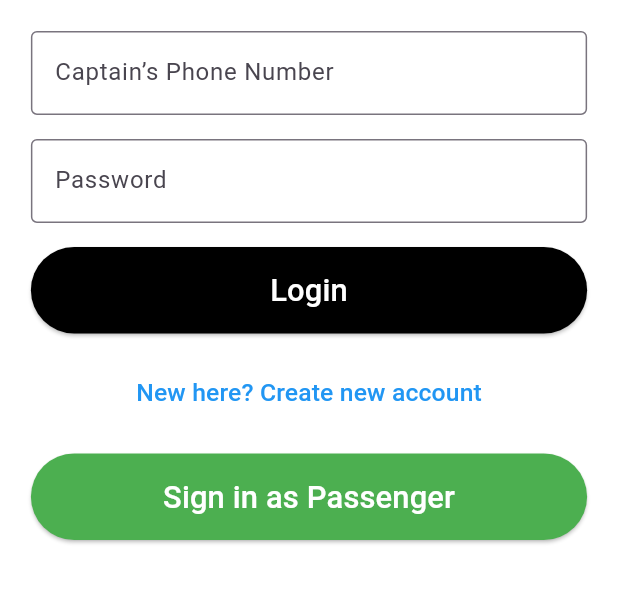
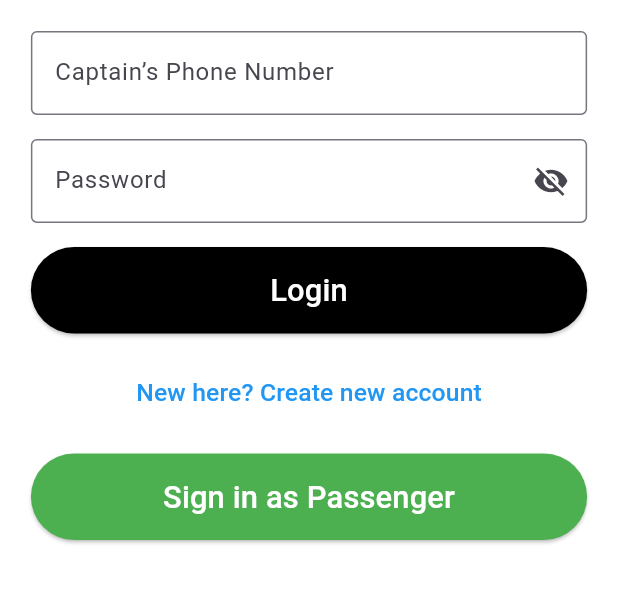
Before and after one commit to SupragyaBasnet/uber_project, a Flutter app: the CaptainLoginScreenView screen opened directly, on a phone screen of 412 x 824 dp, the part 84-687 px from its top. Run offline on Flutter 3.47's test engine with Material 3 defaults, Android fonts, the phone set to English and light mode, and no system bars.

Commit message:
captain_login

```diff
--- a/lib/view/captain/captain_login_screen_view.dart
+++ b/lib/view/captain/captain_login_screen_view.dart
@@ -3,9 +3,21 @@ import 'package:uber_project/view/captain/captain_dashboard_screen_view.dart';
 import '../user/login_screen_view.dart';
 import 'captain_signup_screen_view.dart'; // Import captain signup page
 
+class CaptainLoginScreenView extends StatefulWidget {
+  const CaptainLoginScreenView({super.key});
 
-class CaptainLoginScreenView extends StatelessWidget {
-  const CaptainLoginScreenView({super.key});
+  @override
+  _CaptainLoginScreenViewState createState() =>
+      _CaptainLoginScreenViewState();
+}
+
+class _CaptainLoginScreenViewState extends State<CaptainLoginScreenView> {
+  // Controllers for text fields
+  TextEditingController phoneController = TextEditingController();
+  TextEditingController passwordController = TextEditingController();
+
+  // Flag to toggle password visibility
+  bool _isPasswordVisible = false;
 
   @override
   Widget build(BuildContext context) {
@@ -17,7 +29,7 @@ class CaptainLoginScreenView extends StatelessWidget {
       appBar: AppBar(
         leading: IconButton(
           icon: const Icon(Icons.arrow_back),
-          onPressed: () => Navigator.pop(context),
+          onPressed: () => Navigator.pop(context), // Go back to the previous screen
         ),
         title: const Text('Uber'),
         backgroundColor: Colors.black,
@@ -26,26 +38,44 @@ class CaptainLoginScreenView extends StatelessWidget {
       backgroundColor: Colors.white,
       body: SafeArea(
         child: SingleChildScrollView(
-          padding: EdgeInsets.all(screenWidth * 0.05), // Dynamic padding based on screen width
+          padding: EdgeInsets.all(screenWidth * 0.05), // Dynamic padding based on screen size
           child: Column(
             crossAxisAlignment: CrossAxisAlignment.stretch,
             children: [
               // Captain's phone number input
               TextField(
+                controller: phoneController,
                 decoration: InputDecoration(
                   labelText: 'Captain’s Phone Number',
                   border: OutlineInputBorder(),
                 ),
+                keyboardType: TextInputType.phone, // Numeric keyboard for phone number
+                textInputAction: TextInputAction.next, // Move to next field on enter
               ),
               const SizedBox(height: 16),
 
-              // Password input field
+              // Password input field with toggle for visibility
               TextField(
+                controller: passwordController,
+                obscureText: !_isPasswordVisible, // Toggle visibility
                 decoration: InputDecoration(
                   labelText: 'Password',
                   border: OutlineInputBorder(),
+                  suffixIcon: IconButton(
+                    icon: Icon(
+                      _isPasswordVisible
+                          ? Icons.visibility
+                          : Icons.visibility_off,
+                    ),
+                    onPressed: () {
+                      setState(() {
+                        _isPasswordVisible = !_isPasswordVisible;
+                      });
+                    },
+                  ),
                 ),
-                obscureText: true,
+                keyboardType: TextInputType.text, // Alphabet keyboard for password
+                textInputAction: TextInputAction.done, // Submit form on enter
               ),
               const SizedBox(height: 16),
 
```
